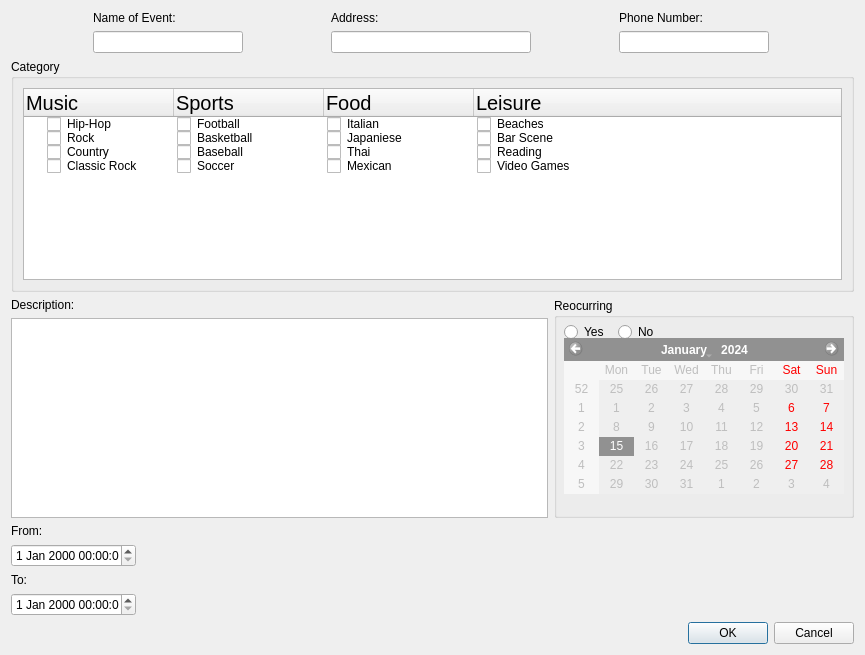
The window that src/web-app/eventpopup.ui (Aesylwinn/software-engineering) describes before a commit, drawn with Qt 5.
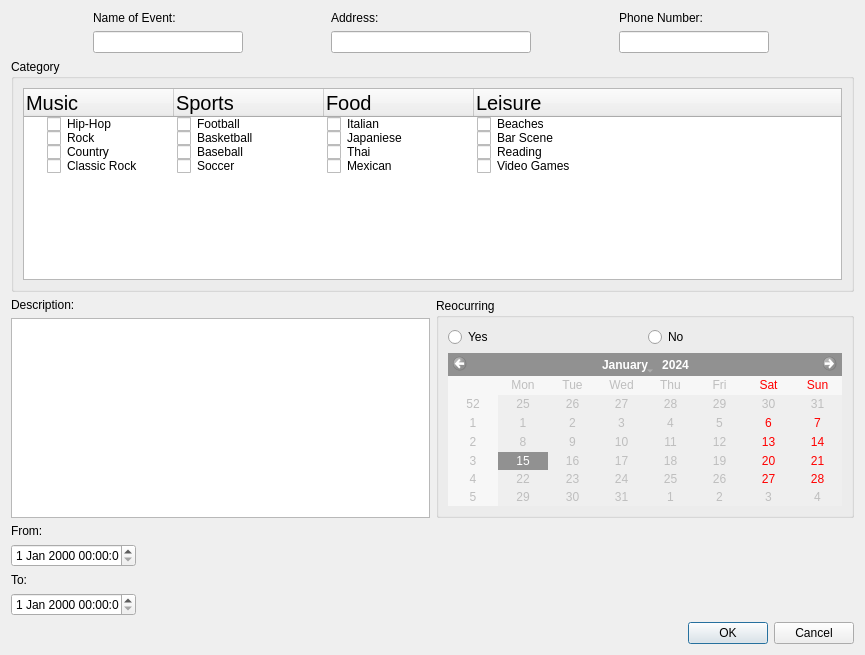
The same window after the commit.

Commit message: Modified grabbing the interest

What changed in the file:
```diff
--- a/src/web-app/eventpopup.ui
+++ b/src/web-app/eventpopup.ui
@@ -300,15 +300,8 @@
          <property name="title">
           <string>Reocurring</string>
          </property>
-         <widget class="QWidget" name="layoutWidget">
-          <property name="geometry">
-           <rect>
-            <x>10</x>
-            <y>20</y>
-            <width>102</width>
-            <height>28</height>
-           </rect>
-          </property>
+         <layout class="QVBoxLayout" name="verticalLayout_11">
+          <item>
           <layout class="QHBoxLayout" name="horizontalLayout">
            <item>
             <widget class="QRadioButton" name="yes">
@@ -325,20 +318,15 @@
             </widget>
            </item>
           </layout>
-         </widget>
+          </item>
+          <item>
          <widget class="QCalendarWidget" name="recurringDate">
           <property name="enabled">
            <bool>false</bool>
           </property>
-          <property name="geometry">
-           <rect>
-            <x>10</x>
-            <y>40</y>
-            <width>280</width>
-            <height>156</height>
-           </rect>
-          </property>
-         </widget>
+           </widget>
+          </item>
+         </layout>
         </widget>
        </item>
       </layout>
```
Lines whose indentation alone changed are shown as unchanged. The commit also changes 2 other files.
